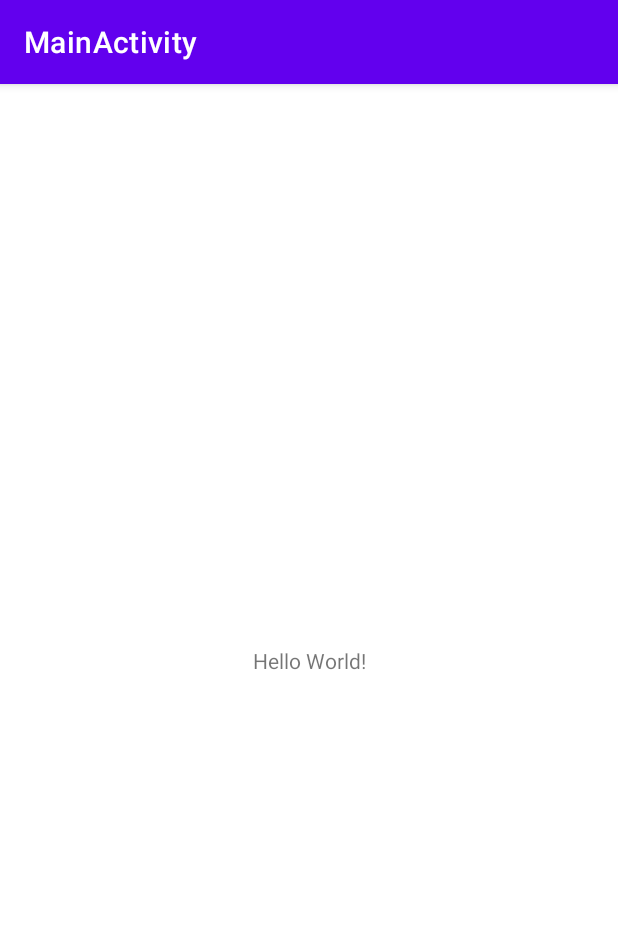
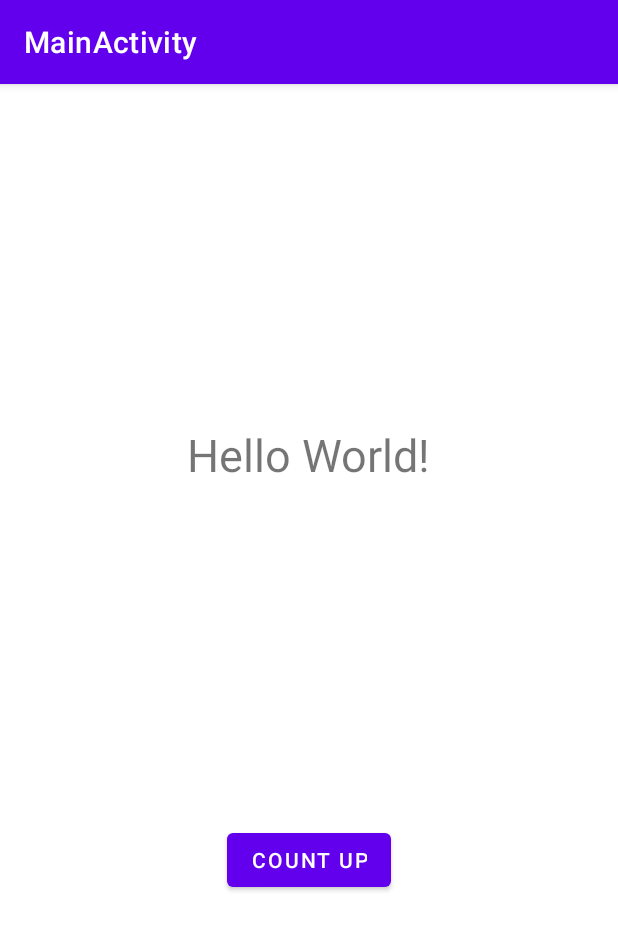
Before and after one commit to saitoyusuke/using_viewmodel_incorrectly, an Android app: the screen it shows after launch (MainActivity), on a phone screen of 412 x 824 dp. Shown: the top 930 px of the screen. Run offline under Robolectric (Android 15) with nearby library versions, the phone set to English and light mode, and no system bars.

Commit message:
[feature] カウントアップして画面回転するとデータが保持されない(varバージョン)

```diff
--- a/app/src/main/java/yusuke/saito/using_viewmodel_incorrectly/MainActivity.kt
+++ b/app/src/main/java/yusuke/saito/using_viewmodel_incorrectly/MainActivity.kt
@@ -2,10 +2,21 @@ package yusuke.saito.using_viewmodel_incorrectly
 
 import androidx.appcompat.app.AppCompatActivity
 import android.os.Bundle
+import yusuke.saito.using_viewmodel_incorrectly.databinding.ActivityMainBinding
 
 class MainActivity : AppCompatActivity() {
+
+    private lateinit var viewBinding: ActivityMainBinding
+    private val viewModel = MainViewModel()
+
     override fun onCreate(savedInstanceState: Bundle?) {
         super.onCreate(savedInstanceState)
-        setContentView(R.layout.activity_main)
+        viewBinding = ActivityMainBinding.inflate(layoutInflater)
+        setContentView(viewBinding.root)
+
+        viewBinding.countUp.setOnClickListener {
+            viewModel.count = viewModel.count + 1
+            viewBinding.countView.text = viewModel.count.toString()
+        }
     }
 }
--- /dev/null
+++ b/app/src/main/java/yusuke/saito/using_viewmodel_incorrectly/MainViewModel.kt
@@ -0,0 +1,7 @@
+package yusuke.saito.using_viewmodel_incorrectly
+
+import androidx.lifecycle.ViewModel
+
+class MainViewModel : ViewModel() {
+    var count: Int = 0
+}
--- a/app/src/main/res/layout/activity_main.xml
+++ b/app/src/main/res/layout/activity_main.xml
@@ -7,12 +7,25 @@
     tools:context=".MainActivity">
 
     <TextView
+        android:id="@+id/count_view"
         android:layout_width="wrap_content"
         android:layout_height="wrap_content"
         android:text="Hello World!"
-        app:layout_constraintBottom_toBottomOf="parent"
+        android:textSize="30sp"
+        app:layout_constraintBottom_toTopOf="@id/count_up"
         app:layout_constraintLeft_toLeftOf="parent"
         app:layout_constraintRight_toRightOf="parent"
         app:layout_constraintTop_toTopOf="parent" />
 
+    <Button
+        android:id="@+id/count_up"
+        android:layout_width="wrap_content"
+        android:layout_height="wrap_content"
+        android:text="count up"
+        app:layout_constraintTop_toBottomOf="@id/count_view"
+        app:layout_constraintLeft_toLeftOf="parent"
+        app:layout_constraintRight_toRightOf="parent"
+        app:layout_constraintBottom_toBottomOf="parent"
+        />
+
 </androidx.constraintlayout.widget.ConstraintLayout>
```
Also changed, not shown: app/build.gradle (+5 -2 lines).
